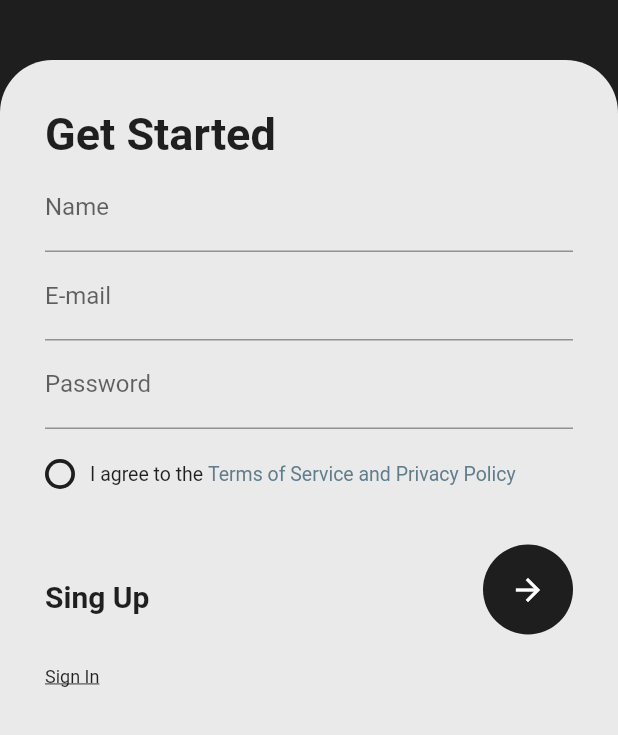
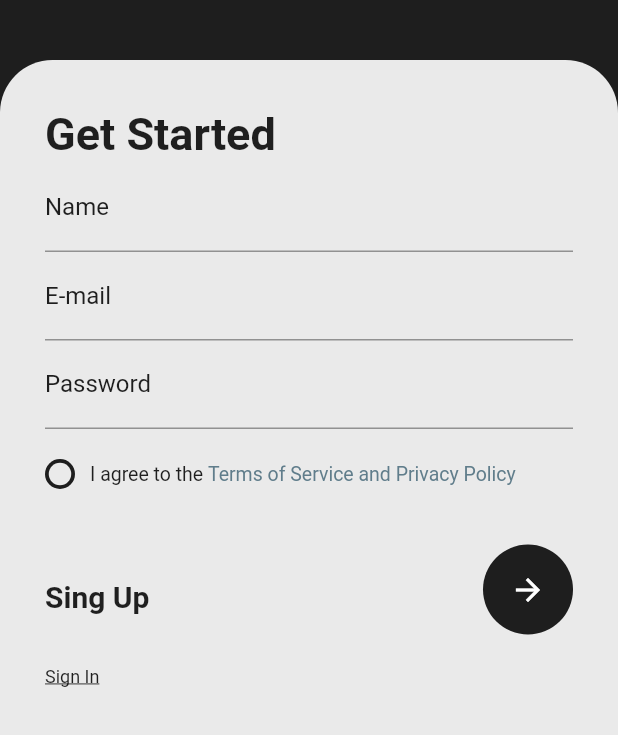
Before and after one commit to GustavoRodriguesDev/sing_in, a Flutter app: the screen it shows after launch, after a tap on "Sing Up", on a phone screen of 412 x 824 dp, the part 501-1236 px from its top. Run offline on Flutter 3.47's test engine with Material 2 defaults, Android fonts, the phone set to English and light mode, and no system bars.

Commit message:
ajustes de decoração no TextFormFild

```diff
--- a/lib/src/view/components/textfild_widget.dart
+++ b/lib/src/view/components/textfild_widget.dart
@@ -2,10 +2,11 @@ import 'package:flutter/material.dart';
 
 class WidgetTextField extends StatelessWidget {
   final String type;
-
+  bool obscure;
   final String message;
   String? validator;
   WidgetTextField({
+    this.obscure = false,
     this.validator = '',
     required this.message,
     required this.type,
@@ -21,8 +22,19 @@ class WidgetTextField extends StatelessWidget {
         }
         return null;
       },
+      obscureText: obscure,
       decoration: InputDecoration(
-        label: Text(type),
+        label: Text(
+          type,
+          style: const TextStyle(
+            color: Color(0xFF1E1E1E),
+          ),
+        ),
+        focusedBorder: const UnderlineInputBorder(
+          borderSide: BorderSide(
+            color: Color(0xFF1E1E1E),
+          ),
+        ),
       ),
     );
   }
--- a/lib/src/view/login_page.dart
+++ b/lib/src/view/login_page.dart
@@ -71,6 +71,7 @@ class _LoginPageState extends State<LoginPage> {
                             WidgetTextField(
                               message: 'Digite sua senha',
                               type: 'Password',
+                              obscure: true,
                             ),
                             const SizedBox(height: 20),
                             Row(
--- a/lib/src/view/sign_up_page.dart
+++ b/lib/src/view/sign_up_page.dart
@@ -74,6 +74,7 @@ class _SignUpPageState extends State<SignUpPage> {
                             WidgetTextField(
                               message: 'Digite uma senha',
                               type: 'Password',
+                              obscure: true,
                             ),
                             const SizedBox(height: 20),
                             Row(
```
